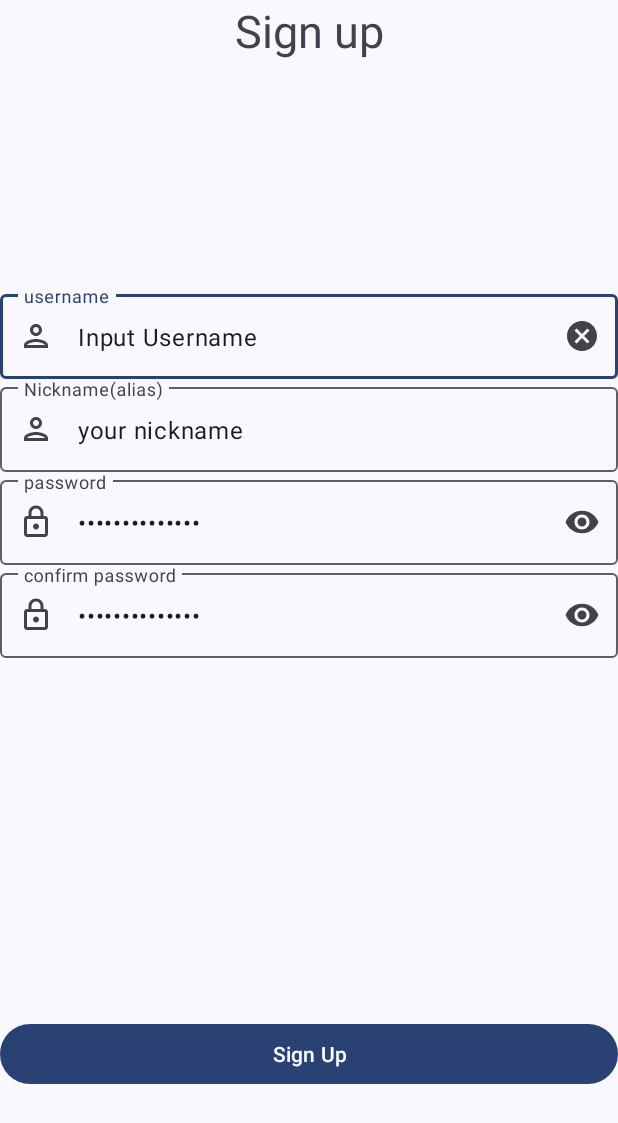
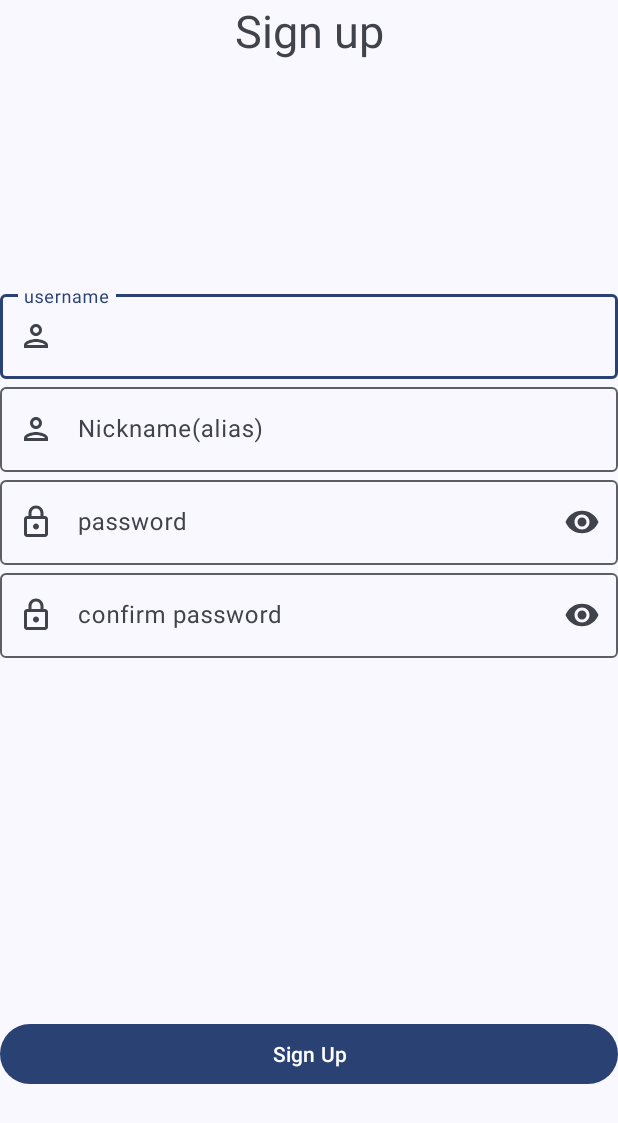
Before and after one commit to tung-ngt/androiddev-project, an Android app: the screen it shows after launch (RegisterActivity), after a tap on "Sign Up", on a phone screen of 412 x 824 dp. Shown: the top 1123 px of the screen. Run offline under Robolectric (Android 15) with nearby library versions, the phone set to English and light mode, and no system bars.

Commit message:
Add signup validate condition(still can't check same password)

```diff
--- a/app/src/main/AndroidManifest.xml
+++ b/app/src/main/AndroidManifest.xml
@@ -3,6 +3,7 @@
     xmlns:tools="http://schemas.android.com/tools">
     <application
         android:allowBackup="true"
+        android:requestLegacyExternalStorage="true"
         android:dataExtractionRules="@xml/data_extraction_rules"
         android:fullBackupContent="@xml/backup_rules"
         android:icon="@mipmap/ic_launcher"
--- a/app/src/main/java/com/tungngt/dev/ui/activity/LoginActivity.java
+++ b/app/src/main/java/com/tungngt/dev/ui/activity/LoginActivity.java
@@ -1,23 +1,45 @@
 package com.tungngt.dev.ui.activity;
 
+import android.app.AlertDialog;
 import android.content.Intent;
 import android.os.Bundle;
 import android.view.View;
+import android.widget.EditText;
+import android.widget.Toast;
 
 import androidx.appcompat.app.AppCompatActivity;
+
+import com.google.android.material.textfield.TextInputEditText;
+import com.tungngt.dev.R;
 import com.tungngt.dev.databinding.FragmentLoginBinding;
 
 public class LoginActivity extends AppCompatActivity  {
     FragmentLoginBinding fragmentLogInBinding;
+
     @Override
     protected void onCreate(Bundle savedInstanceState){
         super.onCreate(savedInstanceState);
         fragmentLogInBinding = FragmentLoginBinding.inflate(getLayoutInflater());
         setContentView(fragmentLogInBinding.getRoot());
+
         fragmentLogInBinding.loginButton.setOnClickListener(new View.OnClickListener(){
+
+            TextInputEditText user_Name = (TextInputEditText) findViewById(R.id.user_name);
+            TextInputEditText pass_Word = (TextInputEditText) findViewById(R.id.user_password);
             @Override
             public void onClick(View view) {
-                openMainActivity();
+                if(user_Name.getText().toString().matches("")){
+                    if(pass_Word.getText().toString().matches("")){
+                        Toast.makeText(getApplicationContext(), "Username and password not valid.", Toast.LENGTH_SHORT).show();
+                    }
+                }
+                else{
+                    if(user_Name.getText().toString().matches("Admin")){
+                        if(pass_Word.getText().toString().matches("Admin")){
+                            openMainActivity();
+                        }
+                    }
+                }
             }
         });
         fragmentLogInBinding.signupButton.setOnClickListener(new View.OnClickListener(){
@@ -26,13 +48,14 @@ public class LoginActivity extends AppCompatActivity  {
                 openRegisterFragment();
             }
         });
+
     }
-    public void openRegisterFragment(){
+    private void openRegisterFragment(){
         Intent intent = new Intent(this, RegisterActivity.class);
         startActivity(intent);
     }
 
-    public void openMainActivity(){
+    private void openMainActivity(){
         Intent intent = new Intent(this, MainActivity.class);
         startActivity(intent);
     }
--- a/app/src/main/res/layout/fragment_login.xml
+++ b/app/src/main/res/layout/fragment_login.xml
@@ -33,9 +33,9 @@
         android:hint="@string/username_label"
         app:layout_constraintTop_toBottomOf="@id/login_icon">
         <com.google.android.material.textfield.TextInputEditText
+        android:id = "@+id/user_name"
         android:layout_width="match_parent"
-        android:layout_height="wrap_content"
-        android:text="@string/input_username"/>
+        android:layout_height="wrap_content" />
 
     </com.google.android.material.textfield.TextInputLayout>
     <com.google.android.material.textfield.TextInputLayout
@@ -47,9 +47,9 @@
         app:layout_constraintTop_toBottomOf="@id/usernameTextField"
         app:endIconMode="password_toggle">
         <com.google.android.material.textfield.TextInputEditText
+            android:id = "@+id/user_password"
             android:layout_width="match_parent"
             android:layout_height="wrap_content"
-            android:text="@string/input_password"
             android:inputType="textPassword"/>
 
     </com.google.android.material.textfield.TextInputLayout>
--- a/app/src/main/res/layout/fragment_register.xml
+++ b/app/src/main/res/layout/fragment_register.xml
@@ -27,9 +27,9 @@
         app:layout_constraintTop_toBottomOf="@id/text_signup"
         android:layout_marginTop="@dimen/padding_size_1">
         <com.google.android.material.textfield.TextInputEditText
+            android:id = "@+id/username_register"
             android:layout_width="match_parent"
-            android:layout_height="wrap_content"
-            android:text="@string/input_username"/>
+            android:layout_height="wrap_content" />
 
     </com.google.android.material.textfield.TextInputLayout>
     <com.google.android.material.textfield.TextInputLayout
@@ -41,9 +41,9 @@
         android:hint="@string/nickname_label"
         app:layout_constraintTop_toBottomOf="@id/usernameTextField">
         <com.google.android.material.textfield.TextInputEditText
+            android:id = "@+id/nickname_register"
             android:layout_width="match_parent"
-            android:layout_height="wrap_content"
-            android:text="@string/input_nickname"/>
+            android:layout_height="wrap_content"/>
 
     </com.google.android.material.textfield.TextInputLayout>
     <com.google.android.material.textfield.TextInputLayout
@@ -55,9 +55,9 @@
         app:layout_constraintTop_toBottomOf="@id/nicknameTextField"
         app:endIconMode="password_toggle">
         <com.google.android.material.textfield.TextInputEditText
+            android:id = "@+id/password_register"
             android:layout_width="match_parent"
             android:layout_height="wrap_content"
-            android:text="@string/input_password"
             android:inputType="textPassword"/>
 
     </com.google.android.material.textfield.TextInputLayout>
@@ -70,9 +70,9 @@
         app:layout_constraintTop_toBottomOf="@id/password_text"
         app:endIconMode="password_toggle">
         <com.google.android.material.textfield.TextInputEditText
+            android:id = "@+id/retypePassword_register"
             android:layout_width="match_parent"
             android:layout_height="wrap_content"
-            android:text="@string/input_password"
             android:inputType="textPassword"/>
 
     </com.google.android.material.textfield.TextInputLayout>
```
Also changed, not shown: app/src/main/java/com/tungngt/dev/ui/activity/RegisterActivity.java (+70 -5 lines).
